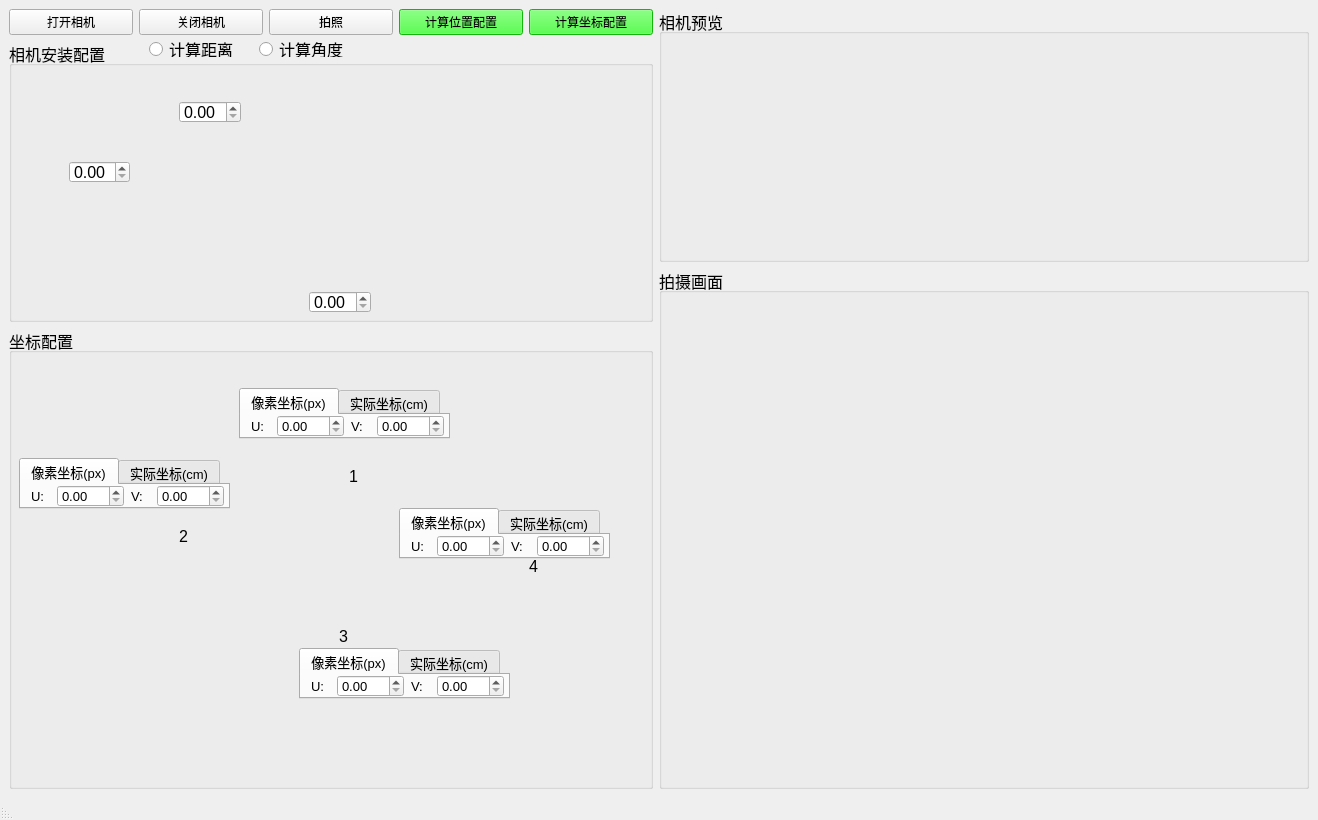
Above: camera.ui from zhengsiyusy/camera_distance before the change. Below: the same form after it.
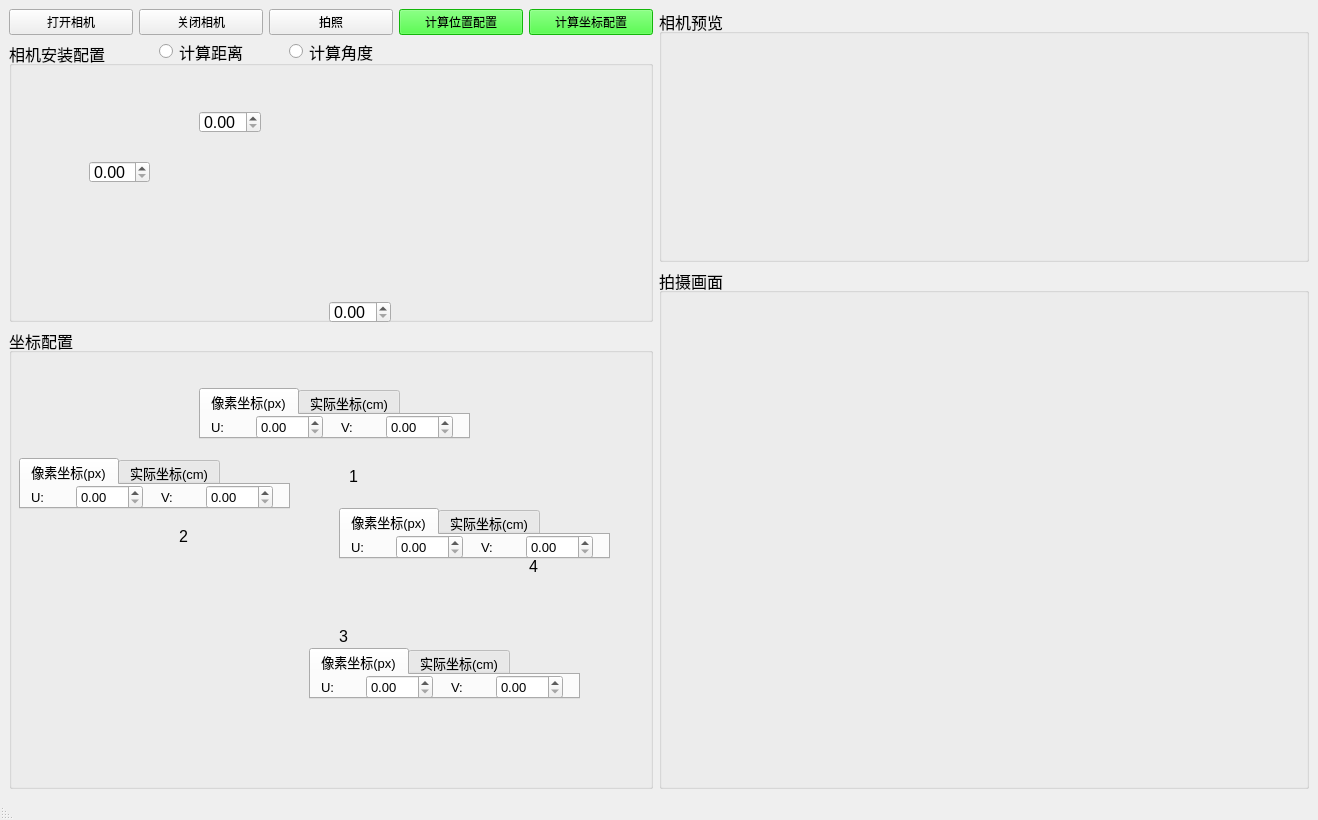
That is the form after the change. Icons and pictures are not drawn.

Diff of the .ui file:
```diff
--- a/camera.ui
+++ b/camera.ui
@@ -105,10 +105,10 @@
         <widget class="QLabel" name="distance_pic">
          <property name="geometry">
           <rect>
-           <x>20</x>
+           <x>30</x>
            <y>20</y>
-           <width>561</width>
-           <height>231</height>
+           <width>591</width>
+           <height>251</height>
           </rect>
          </property>
          <property name="autoFillBackground">
@@ -127,7 +127,7 @@
         <widget class="QDoubleSpinBox" name="camera_height">
          <property name="geometry">
           <rect>
-           <x>60</x>
+           <x>80</x>
            <y>120</y>
            <width>61</width>
            <height>22</height>
@@ -140,10 +140,10 @@
         <widget class="QRadioButton" name="calculate_distance">
          <property name="geometry">
           <rect>
-           <x>140</x>
+           <x>150</x>
            <y>0</y>
-           <width>89</width>
-           <height>16</height>
+           <width>111</width>
+           <height>21</height>
           </rect>
          </property>
          <property name="tabletTracking">
@@ -162,10 +162,10 @@
          </property>
          <property name="geometry">
           <rect>
-           <x>250</x>
+           <x>280</x>
            <y>0</y>
-           <width>89</width>
-           <height>16</height>
+           <width>111</width>
+           <height>21</height>
           </rect>
          </property>
          <property name="text">
@@ -175,8 +175,8 @@
         <widget class="QDoubleSpinBox" name="camera_farthest">
          <property name="geometry">
           <rect>
-           <x>300</x>
-           <y>250</y>
+           <x>320</x>
+           <y>260</y>
            <width>62</width>
            <height>22</height>
           </rect>
@@ -188,8 +188,8 @@
         <widget class="QDoubleSpinBox" name="camera_angle">
          <property name="geometry">
           <rect>
-           <x>170</x>
-           <y>60</y>
+           <x>190</x>
+           <y>70</y>
            <width>62</width>
            <height>22</height>
           </rect>
@@ -226,9 +226,9 @@
          <property name="geometry">
           <rect>
            <x>10</x>
-           <y>30</y>
-           <width>581</width>
-           <height>391</height>
+           <y>10</y>
+           <width>611</width>
+           <height>441</height>
           </rect>
          </property>
          <property name="styleSheet">
@@ -241,9 +241,9 @@
         <widget class="QTabWidget" name="left_up">
          <property name="geometry">
           <rect>
-           <x>230</x>
+           <x>190</x>
            <y>60</y>
-           <width>211</width>
+           <width>271</width>
            <height>51</height>
           </rect>
          </property>
@@ -262,10 +262,10 @@
           <widget class="QWidget" name="layoutWidget">
            <property name="geometry">
             <rect>
-             <x>110</x>
+             <x>140</x>
              <y>0</y>
-             <width>93</width>
-             <height>22</height>
+             <width>112</width>
+             <height>25</height>
             </rect>
            </property>
            <layout class="QHBoxLayout" name="horizontalLayout_2">
@@ -293,8 +293,8 @@
             <rect>
              <x>10</x>
              <y>0</y>
-             <width>93</width>
-             <height>22</height>
+             <width>112</width>
+             <height>25</height>
             </rect>
            </property>
            <layout class="QHBoxLayout" name="horizontalLayout">
@@ -385,9 +385,9 @@
         <widget class="QTabWidget" name="right_down">
          <property name="geometry">
           <rect>
-           <x>290</x>
+           <x>300</x>
            <y>320</y>
-           <width>211</width>
+           <width>271</width>
            <height>51</height>
           </rect>
          </property>
@@ -406,10 +406,10 @@
           <widget class="QWidget" name="layoutWidget_8">
            <property name="geometry">
             <rect>
-             <x>110</x>
+             <x>140</x>
              <y>0</y>
-             <width>93</width>
-             <height>22</height>
+             <width>112</width>
+             <height>25</height>
             </rect>
            </property>
            <layout class="QHBoxLayout" name="horizontalLayout_9">
@@ -437,8 +437,8 @@
             <rect>
              <x>10</x>
              <y>0</y>
-             <width>93</width>
-             <height>22</height>
+             <width>112</width>
+             <height>25</height>
             </rect>
            </property>
            <layout class="QHBoxLayout" name="horizontalLayout_10">
@@ -526,9 +526,9 @@
         <widget class="QTabWidget" name="right_up">
          <property name="geometry">
           <rect>
-           <x>390</x>
+           <x>330</x>
            <y>180</y>
-           <width>211</width>
+           <width>271</width>
            <height>51</height>
           </rect>
          </property>
@@ -547,10 +547,10 @@
           <widget class="QWidget" name="layoutWidget_12">
            <property name="geometry">
             <rect>
-             <x>110</x>
+             <x>140</x>
              <y>0</y>
-             <width>93</width>
-             <height>22</height>
+             <width>112</width>
+             <height>25</height>
             </rect>
            </property>
            <layout class="QHBoxLayout" name="horizontalLayout_13">
@@ -578,8 +578,8 @@
             <rect>
              <x>10</x>
              <y>0</y>
-             <width>93</width>
-             <height>22</height>
+             <width>112</width>
+             <height>25</height>
             </rect>
            </property>
            <layout class="QHBoxLayout" name="horizontalLayout_14">
@@ -672,7 +672,7 @@
           <rect>
            <x>10</x>
            <y>130</y>
-           <width>211</width>
+           <width>271</width>
            <height>51</height>
           </rect>
          </property>
@@ -691,10 +691,10 @@
           <widget class="QWidget" name="layoutWidget_16">
            <property name="geometry">
             <rect>
-             <x>110</x>
+             <x>140</x>
              <y>0</y>
-             <width>93</width>
-             <height>22</height>
+             <width>112</width>
+             <height>25</height>
             </rect>
            </property>
            <layout class="QHBoxLayout" name="horizontalLayout_17">
@@ -722,8 +722,8 @@
             <rect>
              <x>10</x>
              <y>0</y>
-             <width>93</width>
-             <height>22</height>
+             <width>112</width>
+             <height>25</height>
             </rect>
            </property>
            <layout class="QHBoxLayout" name="horizontalLayout_18">
@@ -960,14 +960,14 @@
           <rect>
            <x>0</x>
            <y>20</y>
-           <width>640</width>
-           <height>480</height>
+           <width>641</width>
+           <height>481</height>
           </rect>
          </property>
          <property name="minimumSize">
           <size>
-           <width>640</width>
-           <height>480</height>
+           <width>641</width>
+           <height>481</height>
           </size>
          </property>
          <property name="baseSize">
```
Left out of the diff: 44 changed lines with no effect on the pictures.
